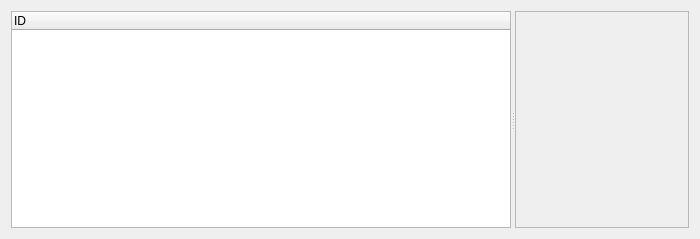
Old version of the form Lamia/toolprepro/vnf/lamiavnf_ssequipementmain_tool_ui.ui in the repository Artelia/Lamia.
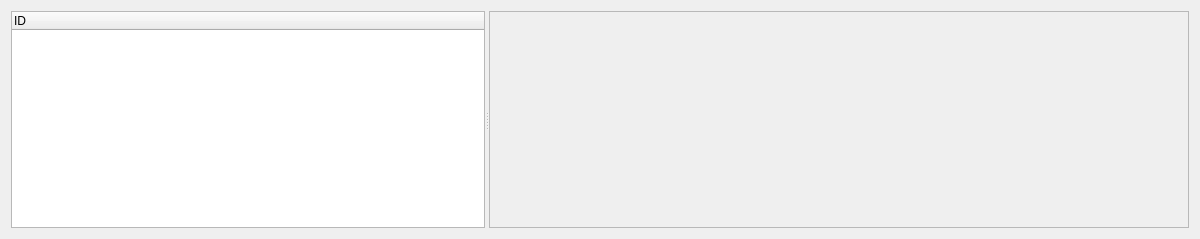
New version of the form.

Commit message: Adapt VNF GUI

What changed in the file:
```diff
--- a/Lamia/toolprepro/vnf/lamiavnf_ssequipementmain_tool_ui.ui
+++ b/Lamia/toolprepro/vnf/lamiavnf_ssequipementmain_tool_ui.ui
@@ -6,19 +6,19 @@
    <rect>
     <x>0</x>
     <y>0</y>
-    <width>700</width>
+    <width>1200</width>
     <height>239</height>
    </rect>
   </property>
   <property name="minimumSize">
    <size>
-    <width>400</width>
+    <width>900</width>
     <height>0</height>
    </size>
   </property>
   <property name="maximumSize">
    <size>
-    <width>700</width>
+    <width>1200</width>
     <height>16777215</height>
    </size>
   </property>
@@ -52,7 +52,7 @@
       </property>
       <property name="minimumSize">
        <size>
-        <width>300</width>
+        <width>450</width>
         <height>0</height>
        </size>
       </property>
@@ -87,6 +87,12 @@
       </column>
      </widget>
      <widget class="QFrame" name="frame">
+      <property name="minimumSize">
+       <size>
+        <width>700</width>
+        <height>0</height>
+       </size>
+      </property>
       <property name="frameShape">
        <enum>QFrame::StyledPanel</enum>
       </property>
```
The commit also changes 4 other files.
